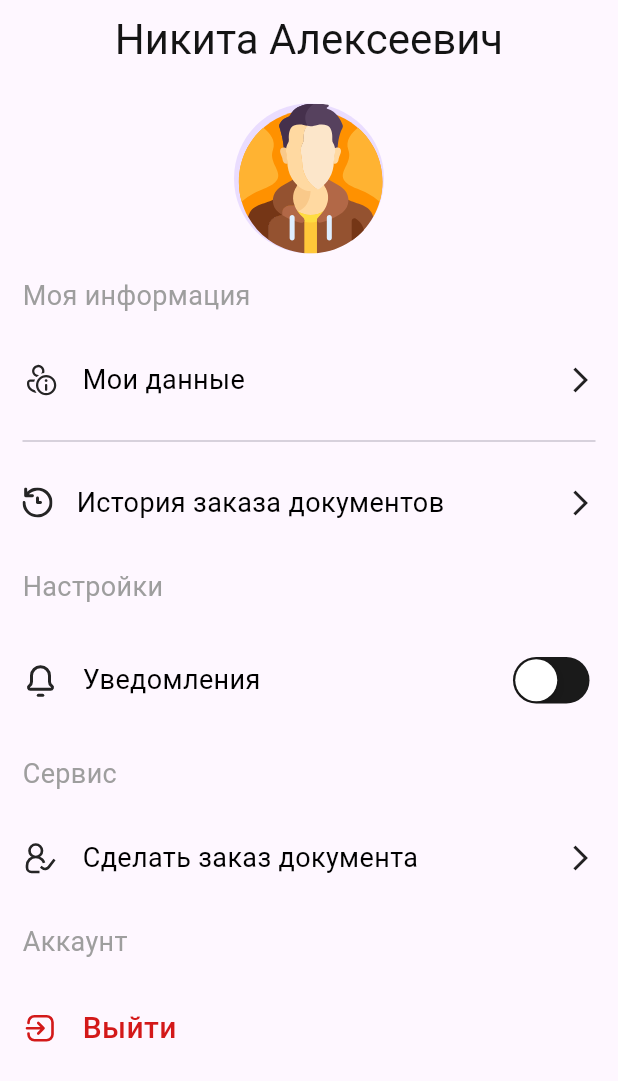
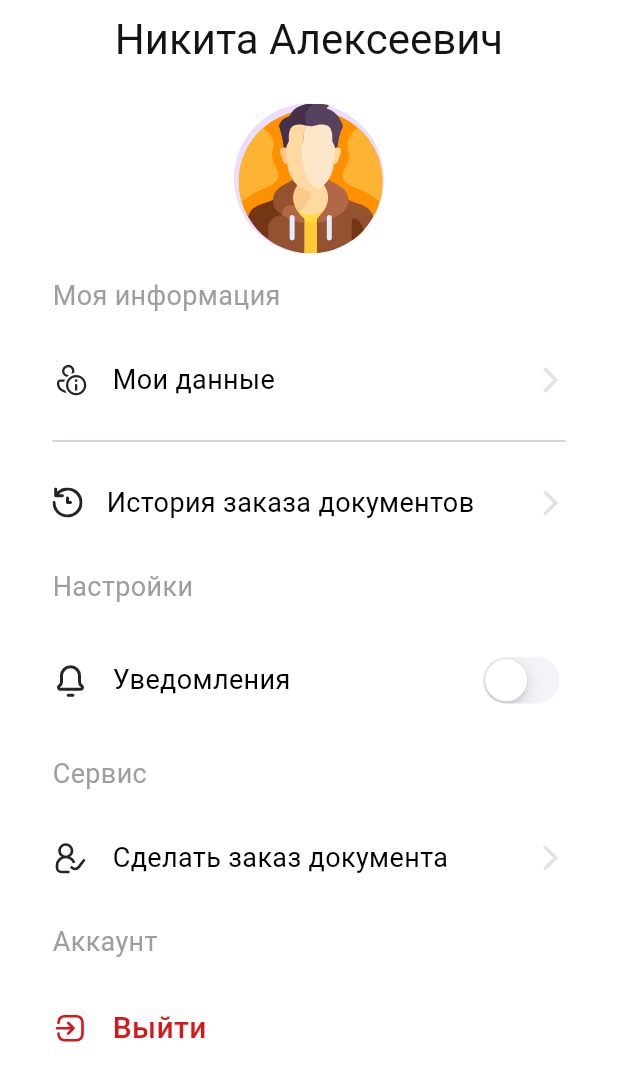
Before and after one commit to IceUnite/vas_app, a Flutter app: the ProfilePage screen opened directly, on a phone screen of 412 x 824 dp. Shown: the top 1081 px of the screen. Run offline on Flutter 3.47's test engine with Material 3 defaults, Android fonts, the phone set to English and light mode, and no system bars; our stand-ins replace bloc, bot_toast, dio, equatable, flutter_bloc, flutter_svg and 4 more.

Commit message:
fix UI and merge

```diff
--- a/lib/core/widgets/default_app_bar.dart
+++ b/lib/core/widgets/default_app_bar.dart
@@ -21,6 +21,7 @@ class DefaultAppBar extends StatelessWidget implements PreferredSizeWidget {
 
   @override
   Widget build(BuildContext context) => AppBar(
+    backgroundColor: AppColors.white,
         titleSpacing: 0,
         title: Text(
           titleText,
--- a/lib/feature/profile_page/presentation/pages/profile_page.dart
+++ b/lib/feature/profile_page/presentation/pages/profile_page.dart
@@ -3,6 +3,7 @@ import 'package:flutter/material.dart';
 import 'package:flutter_svg/flutter_svg.dart';
 import 'package:vas_app/core/resources/assets/resources.dart';
 import 'package:vas_app/core/theme/app_theme.dart';
+
 import 'package:vas_app/core/widgets/default_app_bar.dart';
 import 'package:vas_app/feature/app/routing/route_path.dart';
 
@@ -23,11 +24,14 @@ class _ProfilePageState extends State<ProfilePage> {
   @override
   Widget build(BuildContext context) {
     return Scaffold(
+      backgroundColor: AppColors.white,
       appBar: const DefaultAppBar(
         titleText: 'Никита Алексеевич',
         centerTitle: true,
       ),
-      body: Center(
+      body: Padding(
+        padding: const EdgeInsets.symmetric(horizontal: 20.0),
+        child: Center(
           child: Column(
             children: [
               Padding(
@@ -75,10 +79,10 @@ class _ProfilePageState extends State<ProfilePage> {
                             ),
                           ],
                         ),
-                      const Icon(
+                        Icon(
                           Icons.arrow_forward_ios,
                           size: 20,
-                        color: AppColors.gray300,
+                          color: AppColors.gray.shade50,
                         ),
                       ],
                     ),
@@ -104,10 +108,10 @@ class _ProfilePageState extends State<ProfilePage> {
                             ),
                           ],
                         ),
-                      const Icon(
+                         Icon(
                           Icons.arrow_forward_ios,
                           size: 20,
-                        color: AppColors.gray300,
+                          color: AppColors.gray.shade50,
                         ),
                       ],
                     ),
@@ -147,8 +151,8 @@ class _ProfilePageState extends State<ProfilePage> {
                             },
                           ),
                           activeColor: AppColors.orange100,
-                        trackColor:
-                            AppColors.gray, // Цвет трека в неактивном состоянии
+                          trackColor: AppColors.gray.shade30,
+
                         ),
                         //
                         // Switch(
@@ -199,10 +203,10 @@ class _ProfilePageState extends State<ProfilePage> {
                             ),
                           ],
                         ),
-                      const Icon(
+                         Icon(
                           Icons.arrow_forward_ios,
                           size: 20,
-                        color: AppColors.gray300,
+                          color: AppColors.gray.shade50,
                         ),
                       ],
                     ),
@@ -243,6 +247,7 @@ class _ProfilePageState extends State<ProfilePage> {
             ],
           ),
         ),
+      ),
     );
   }
 }
```
Also changed, not shown: lib/core/widgets/main_screen_other_option_widget.dart (+7 -7 lines), lib/feature/main_page/presentation/pages/main_page.dart (+56 -8 lines). Lines whose indentation alone changed are shown as unchanged.
